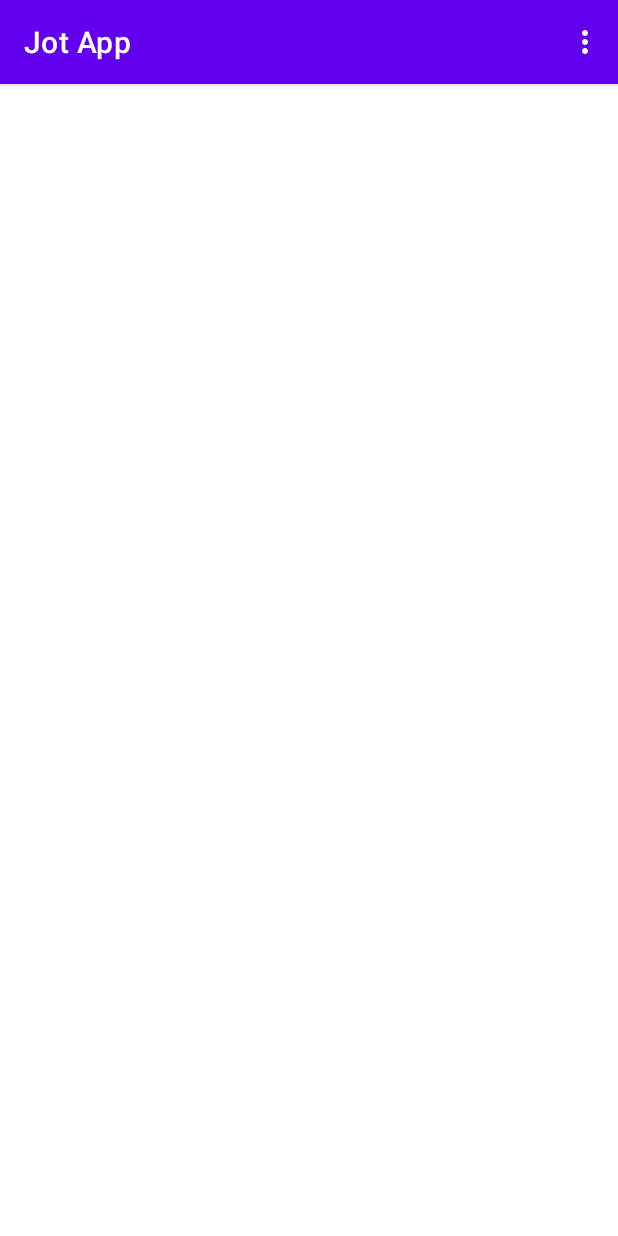
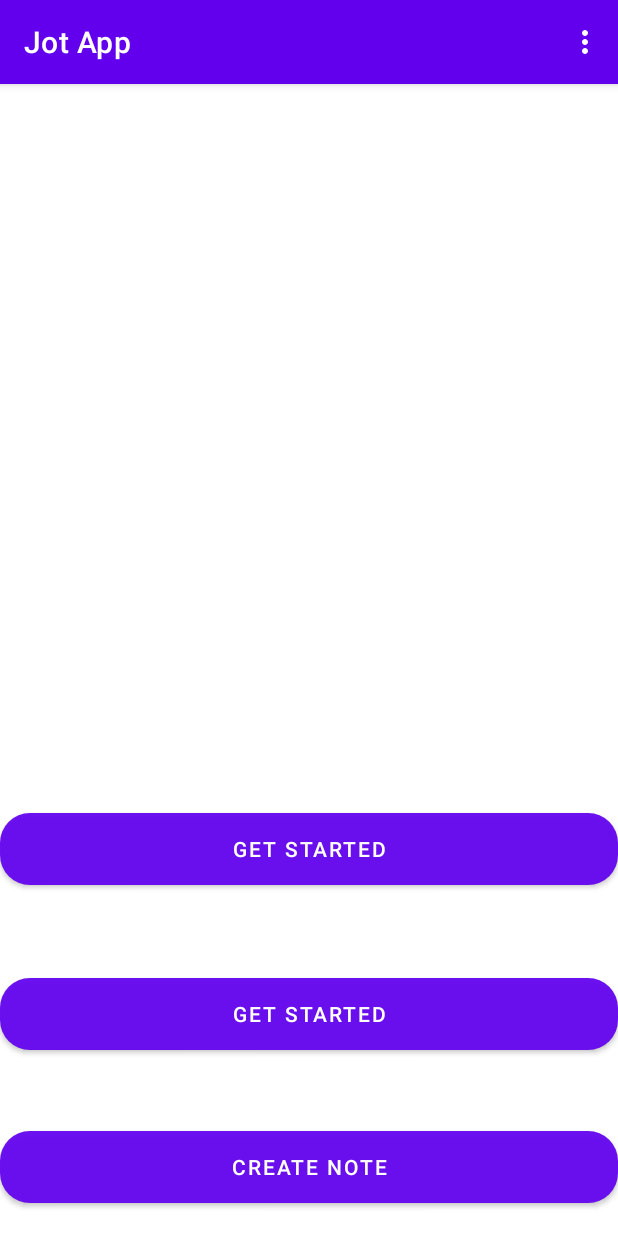
Before and after one commit to anzalmohamed/Jot-App, an Android app: the NotesActivity screen opened directly, with no data from a screen before it, on a phone screen of 412 x 824 dp. Run offline under Robolectric (Android 15) with nearby library versions, the phone set to English and light mode, and no system bars; 3 statements that could not run were skipped.

Commit message:
Added sign up button to file

```diff
--- a/app/src/main/res/layout/activity_main.xml
+++ b/app/src/main/res/layout/activity_main.xml
@@ -6,6 +6,35 @@
     android:layout_height="match_parent"
     tools:context=".MainActivity">
 
+    <Button
+        android:id="@+id/startButton"
+        android:layout_width="match_parent"
+        android:layout_height="wrap_content"
+        android:layout_alignParentBottom="true"
+        android:layout_marginBottom="124dp"
+        android:background="@drawable/roundshapedbutton"
+        android:text="Get Started"
+        android:textColor="@color/colorTextIcons" />
+
+    <Button
+        android:id="@+id/signButton"
+        android:layout_width="match_parent"
+        android:layout_height="wrap_content"
+        android:layout_alignParentBottom="true"
+        android:layout_marginBottom="234dp"
+        android:background="@drawable/roundshapedbutton"
+        android:text="Get Started"
+        android:textColor="@color/colorTextIcons"/>
 
 
+    <Button
+        android:id="@+id/notesButton"
+        android:layout_width="match_parent"
+        android:layout_height="wrap_content"
+        android:layout_alignParentBottom="true"
+        android:layout_marginBottom="22dp"
+        android:background="@drawable/roundshapedbutton"
+        android:text="Create Note"
+        android:textColor="@color/colorTextIcons" />
+
 </RelativeLayout>
```
